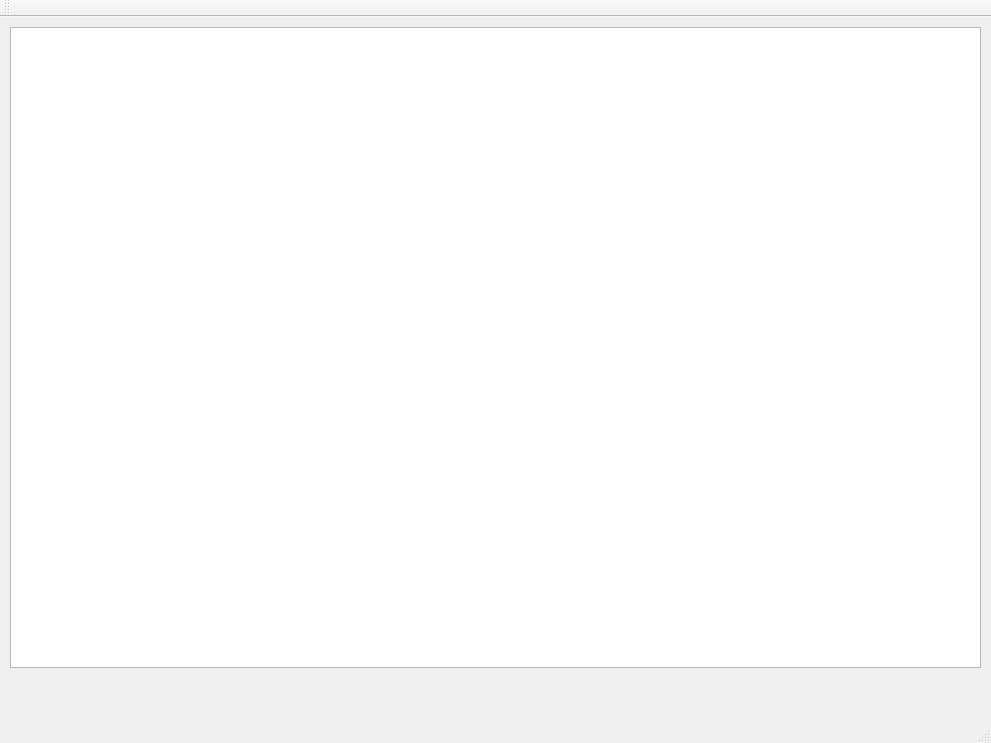
Old version of the form mainwindow.ui in the repository gfx-k1/dragdrop-top-bottom-left-right-4point.
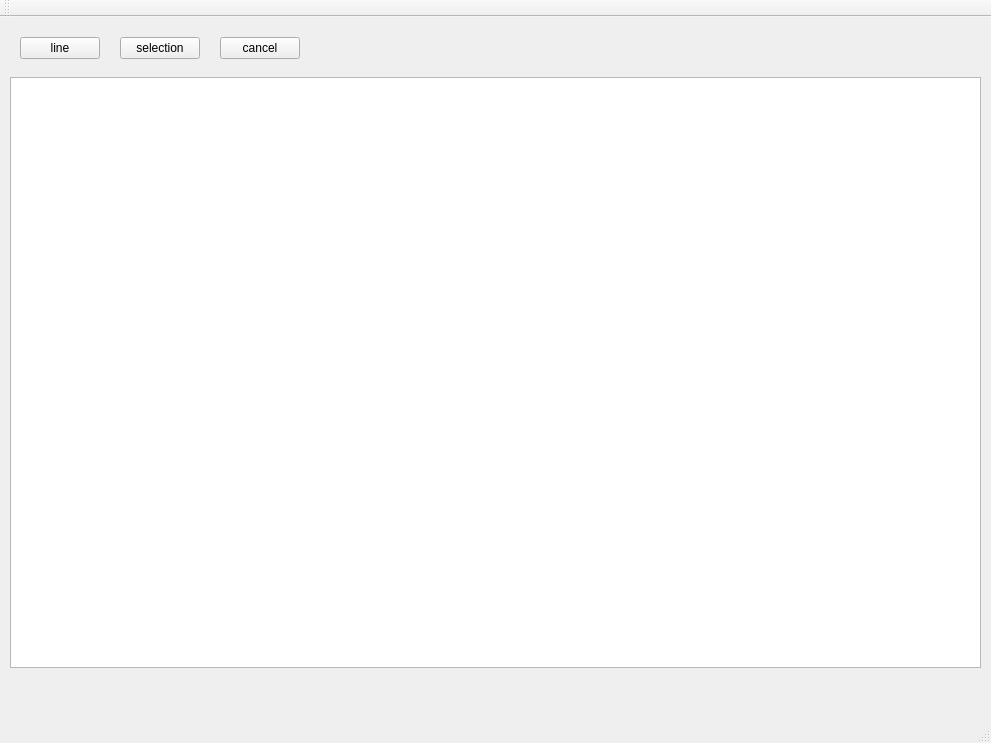
New version of the form.

Diff of the .ui file:
```diff
--- a/mainwindow.ui
+++ b/mainwindow.ui
@@ -18,12 +18,51 @@
     <property name="geometry">
      <rect>
       <x>10</x>
-      <y>10</y>
+      <y>60</y>
       <width>971</width>
-      <height>641</height>
+      <height>591</height>
      </rect>
     </property>
    </widget>
+   <widget class="QPushButton" name="line">
+    <property name="geometry">
+     <rect>
+      <x>20</x>
+      <y>20</y>
+      <width>80</width>
+      <height>22</height>
+     </rect>
+    </property>
+    <property name="text">
+     <string>line</string>
+    </property>
+   </widget>
+   <widget class="QPushButton" name="selection">
+    <property name="geometry">
+     <rect>
+      <x>120</x>
+      <y>20</y>
+      <width>80</width>
+      <height>22</height>
+     </rect>
+    </property>
+    <property name="text">
+     <string>selection</string>
+    </property>
+   </widget>
+   <widget class="QPushButton" name="cancel">
+    <property name="geometry">
+     <rect>
+      <x>220</x>
+      <y>20</y>
+      <width>80</width>
+      <height>22</height>
+     </rect>
+    </property>
+    <property name="text">
+     <string>cancel</string>
+    </property>
+   </widget>
   </widget>
   <widget class="QMenuBar" name="menuBar">
    <property name="geometry">
```
Left out of the diff: 2 changed lines with no effect on the pictures.
